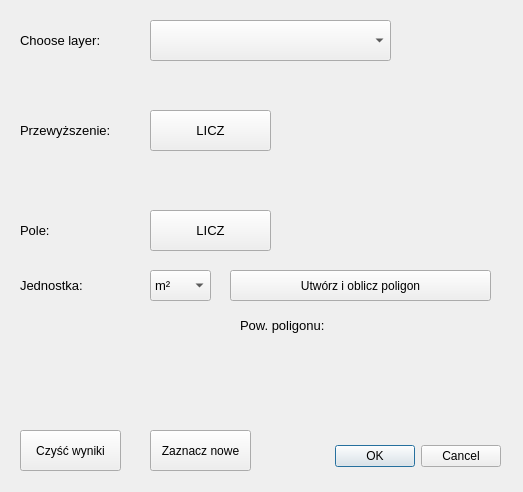
First picture: the form in proj_2_dialog_base.ui, repository NoMurcy/qgis-plugin, before the edit.
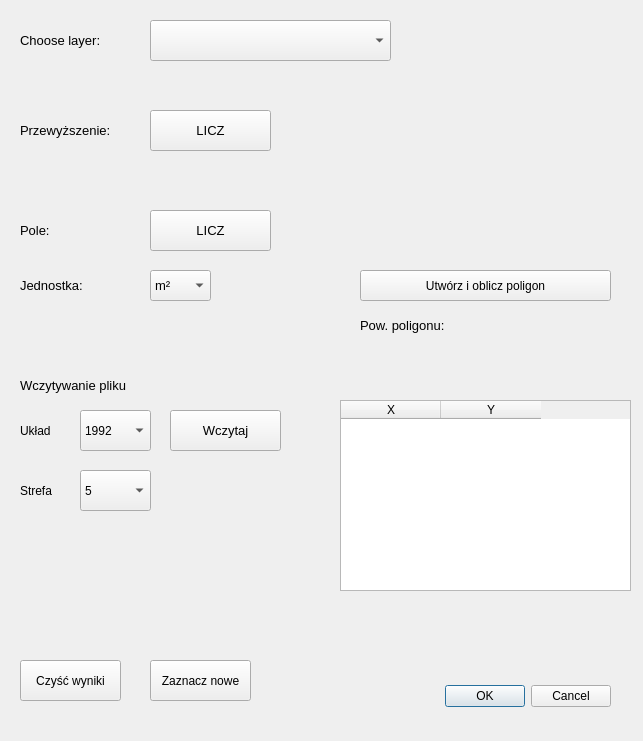
Second picture: the form after the edit. Custom widgets are drawn as their Qt base class.

Commit message:
Dodanie wczytywania pliku
Możliwość wczytania pliku .txt lub .csv ze współrzędnymi w układzie 1992 lub 2000 + wybranie strefy oraz stworzenie na ich podstawie nowej warstwy

What changed in the file:
```diff
--- a/proj_2_dialog_base.ui
+++ b/proj_2_dialog_base.ui
@@ -6,8 +6,8 @@
    <rect>
     <x>0</x>
     <y>0</y>
-    <width>523</width>
-    <height>492</height>
+    <width>643</width>
+    <height>741</height>
    </rect>
   </property>
   <property name="windowTitle">
@@ -16,8 +16,8 @@
   <widget class="QDialogButtonBox" name="button_box">
    <property name="geometry">
     <rect>
-     <x>300</x>
-     <y>440</y>
+     <x>410</x>
+     <y>680</y>
      <width>201</width>
      <height>32</height>
     </rect>
@@ -164,7 +164,7 @@
     <rect>
      <x>20</x>
      <y>270</y>
-     <width>81</width>
+     <width>111</width>
      <height>31</height>
     </rect>
    </property>
@@ -217,7 +217,7 @@
    <property name="geometry">
     <rect>
      <x>20</x>
-     <y>430</y>
+     <y>660</y>
      <width>101</width>
      <height>41</height>
     </rect>
@@ -235,7 +235,7 @@
    <property name="geometry">
     <rect>
      <x>150</x>
-     <y>430</y>
+     <y>660</y>
      <width>101</width>
      <height>41</height>
     </rect>
@@ -252,9 +252,9 @@
   <widget class="QPushButton" name="poligon">
    <property name="geometry">
     <rect>
-     <x>230</x>
+     <x>360</x>
      <y>270</y>
-     <width>261</width>
+     <width>251</width>
      <height>31</height>
     </rect>
    </property>
@@ -270,7 +270,7 @@
   <widget class="QLabel" name="label_pole_poligon">
    <property name="geometry">
     <rect>
-     <x>240</x>
+     <x>360</x>
      <y>310</y>
      <width>111</width>
      <height>31</height>
@@ -288,9 +288,9 @@
   <widget class="QLabel" name="label_poligon">
    <property name="geometry">
     <rect>
-     <x>370</x>
+     <x>490</x>
      <y>310</y>
-     <width>111</width>
+     <width>121</width>
      <height>31</height>
     </rect>
    </property>
@@ -303,6 +303,161 @@
     <string/>
    </property>
   </widget>
+  <widget class="QLabel" name="label_4">
+   <property name="geometry">
+    <rect>
+     <x>20</x>
+     <y>370</y>
+     <width>161</width>
+     <height>31</height>
+    </rect>
+   </property>
+   <property name="font">
+    <font>
+     <pointsize>10</pointsize>
+    </font>
+   </property>
+   <property name="text">
+    <string>Wczytywanie pliku</string>
+   </property>
+  </widget>
+  <widget class="QPushButton" name="przycisk_wczytaj">
+   <property name="geometry">
+    <rect>
+     <x>170</x>
+     <y>410</y>
+     <width>111</width>
+     <height>41</height>
+    </rect>
+   </property>
+   <property name="font">
+    <font>
+     <pointsize>10</pointsize>
+    </font>
+   </property>
+   <property name="text">
+    <string>Wczytaj</string>
+   </property>
+  </widget>
+  <widget class="QComboBox" name="uklad">
+   <property name="geometry">
+    <rect>
+     <x>80</x>
+     <y>410</y>
+     <width>71</width>
+     <height>41</height>
+    </rect>
+   </property>
+   <property name="font">
+    <font>
+     <pointsize>9</pointsize>
+    </font>
+   </property>
+   <item>
+    <property name="text">
+     <string>1992</string>
+    </property>
+   </item>
+   <item>
+    <property name="text">
+     <string>2000</string>
+    </property>
+   </item>
+  </widget>
+  <widget class="QLabel" name="label_5">
+   <property name="geometry">
+    <rect>
+     <x>20</x>
+     <y>410</y>
+     <width>51</width>
+     <height>41</height>
+    </rect>
+   </property>
+   <property name="font">
+    <font>
+     <pointsize>9</pointsize>
+    </font>
+   </property>
+   <property name="text">
+    <string>Układ</string>
+   </property>
+  </widget>
+  <widget class="QLabel" name="label_strefa">
+   <property name="geometry">
+    <rect>
+     <x>20</x>
+     <y>470</y>
+     <width>51</width>
+     <height>41</height>
+    </rect>
+   </property>
+   <property name="font">
+    <font>
+     <pointsize>9</pointsize>
+    </font>
+   </property>
+   <property name="text">
+    <string>Strefa</string>
+   </property>
+  </widget>
+  <widget class="QComboBox" name="strefa">
+   <property name="enabled">
+    <bool>true</bool>
+   </property>
+   <property name="geometry">
+    <rect>
+     <x>80</x>
+     <y>470</y>
+     <width>71</width>
+     <height>41</height>
+    </rect>
+   </property>
+   <property name="font">
+    <font>
+     <pointsize>9</pointsize>
+    </font>
+   </property>
+   <item>
+    <property name="text">
+     <string>5</string>
+    </property>
+   </item>
+   <item>
+    <property name="text">
+     <string>6</string>
+    </property>
+   </item>
+   <item>
+    <property name="text">
+     <string>7</string>
+    </property>
+   </item>
+   <item>
+    <property name="text">
+     <string>8</string>
+    </property>
+   </item>
+  </widget>
+  <widget class="QTableWidget" name="tabela_wsp">
+   <property name="geometry">
+    <rect>
+     <x>340</x>
+     <y>400</y>
+     <width>291</width>
+     <height>191</height>
+    </rect>
+   </property>
+   <column>
+    <property name="text">
+     <string>X</string>
+    </property>
+   </column>
+   <column>
+    <property name="text">
+     <string>Y</string>
+    </property>
+   </column>
+  </widget>
  </widget>
  <customwidgets>
   <customwidget>
```
The commit also changes 1 other file.
